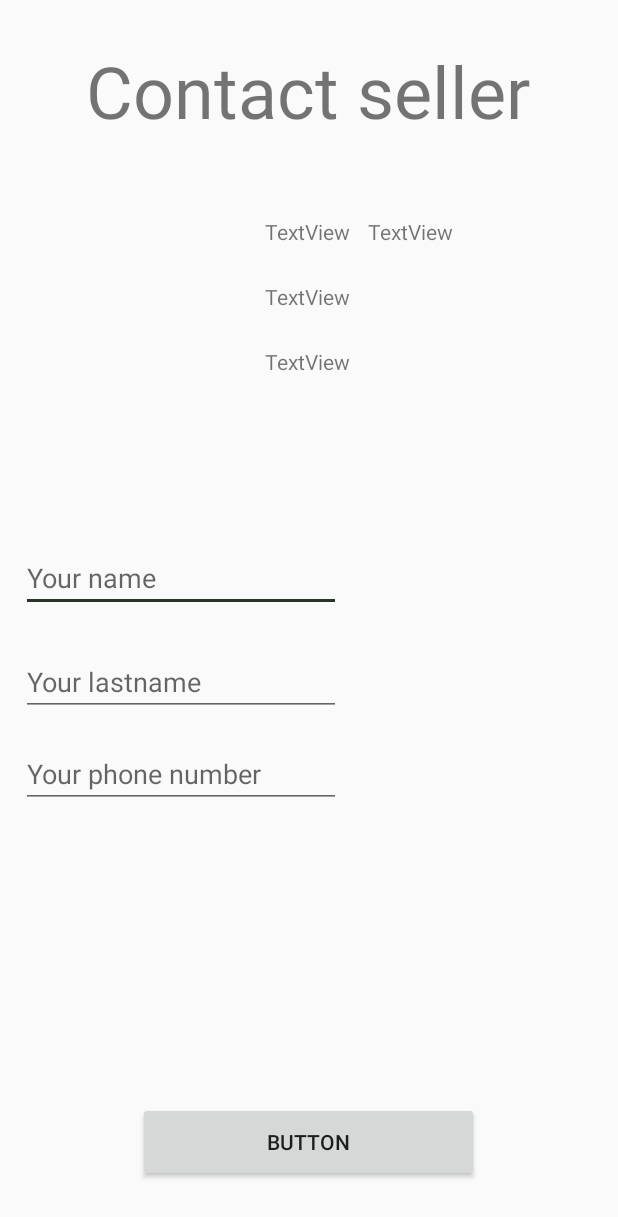
After one commit to ljeremic4019rn/Andorid_Projekat_Septembar, an Android app built with Jetpack Compose: the ContactSellerActivity screen opened directly, with no data from a screen before it, on a phone screen of 412 x 824 dp. The commit adds this screen. Shown: the top 1217 px of the screen. Run offline under Robolectric (Android 15) with nearby library versions, the phone set to English and light mode, and no system bars; our stand-ins replace Picasso; pictures from the network do not load; 7 statements that could not run were skipped.

Commit message:
napravljen ContactSellerActivity treba da se poveze sa serverom

```diff
--- a/app/src/main/AndroidManifest.xml
+++ b/app/src/main/AndroidManifest.xml
@@ -22,6 +22,9 @@
             android:name=".presentation.view.activity.MainActivity"
             android:exported="false" />
         <activity
+            android:name=".presentation.view.activity.ContactSellerActivity"
+            android:exported="false" />
+        <activity
             android:name=".presentation.view.activity.SignUpActivity"
             android:exported="false" />
         <activity
--- a/app/src/main/java/com/example/projekat_septembar/data/repositories/CarRepository.kt
+++ b/app/src/main/java/com/example/projekat_septembar/data/repositories/CarRepository.kt
@@ -1,13 +1,14 @@
 package com.example.projekat_septembar.data.repositories
 
 import com.example.projekat_septembar.data.models.Car
+import com.example.projekat_septembar.data.models.SellerDetails
 import io.reactivex.Observable
-import com.example.projekat_septembar.data.models.Resource
 import io.reactivex.Completable
 
 
 interface CarRepository {
     fun fetchAllFromServer(): Observable<List<Car>>
+    fun contactSeller(id: Long): Observable<SellerDetails>
 
     fun saveCarToDb(car: Car): Completable
 }
--- a/app/src/main/java/com/example/projekat_septembar/presentation/contract/CarContract.kt
+++ b/app/src/main/java/com/example/projekat_septembar/presentation/contract/CarContract.kt
@@ -3,6 +3,7 @@ package com.example.projekat_septembar.presentation.contract
 import androidx.lifecycle.LiveData
 import androidx.lifecycle.MutableLiveData
 import com.example.projekat_septembar.data.models.Car
+import com.example.projekat_septembar.data.models.SellerDetails
 import com.example.projekat_septembar.presentation.view.states.CarState
 
 interface CarContract {
@@ -10,9 +11,11 @@ interface CarContract {
         val carState: LiveData<CarState>
         var allCars: List<Car>
         val paginationList: MutableLiveData<List<Car>>
+        val contactedSeller: LiveData<SellerDetails>
 
 
         fun saveCar(car: Car)
+        fun getSeller(id: Long)
         fun fetchAllCarsFromServer()
         fun loadPagination(initial: Boolean)
 
--- /dev/null
+++ b/app/src/main/java/com/example/projekat_septembar/presentation/view/activity/ContactSellerActivity.kt
@@ -0,0 +1,64 @@
+package com.example.projekat_septembar.presentation.view.activity
+
+import android.content.Intent
+import android.os.Bundle
+import android.widget.ImageView
+import android.widget.Toast
+import androidx.appcompat.app.AppCompatActivity
+import androidx.viewpager.widget.ViewPager
+import com.example.projekat_septembar.R
+import com.example.projekat_septembar.data.models.SellerDetails
+import com.example.projekat_septembar.databinding.ActivityContactSellerBinding
+import com.squareup.picasso.Picasso
+
+class ContactSellerActivity : AppCompatActivity() {
+
+    private lateinit var binding: ActivityContactSellerBinding
+    private lateinit var sellerDetails: SellerDetails
+
+
+
+
+    override fun onCreate(savedInstanceState: Bundle?) {
+        super.onCreate(savedInstanceState)
+        binding = ActivityContactSellerBinding.inflate(layoutInflater)
+        setContentView(binding.root)
+
+        sellerDetails = intent.getParcelableExtra("seller")!!
+
+        println(sellerDetails.first_name + " aaa " + sellerDetails.email)
+        initView()
+        initListeners()
+    }
+
+
+    private fun initView() {
+        binding.sellerNameTv.text = sellerDetails.first_name
+        binding.sellerLastnameTv.text = sellerDetails.last_name
+        binding.sellerPhoneTv.text = sellerDetails.phone
+        binding.sellerEmailTv.text = sellerDetails.email
+        Picasso.get().load(sellerDetails.avatar).into(binding.sellerImage)
+    }
+
+    private fun initListeners() {
+        binding.button.setOnClickListener{
+            val userName: String = binding.userFirstNameEt.text.toString()
+            val userLastname: String = binding.UserLastnameEt.text.toString()
+            val usePhone: Int = binding.userPhoneEt.text.toString().toInt()
+
+            if (userName != "" && userLastname != "" && usePhone > 0){
+
+                val returnIntent = Intent()
+                returnIntent.putExtra("name",userName)
+                returnIntent.putExtra("lastname",userLastname)
+                returnIntent.putExtra("phone", usePhone)
+
+                this.setResult(RESULT_OK, returnIntent)
+                this.finish()
+            }
+            else Toast.makeText(this, "Please fill in all fields properly ", Toast.LENGTH_SHORT).show()
+        }
+    }
+
+
+}
--- a/app/src/main/java/com/example/projekat_septembar/presentation/view/activity/MainActivity.kt
+++ b/app/src/main/java/com/example/projekat_septembar/presentation/view/activity/MainActivity.kt
@@ -22,7 +22,6 @@ class MainActivity: AppCompatActivity() {
         binding = ActivityMainBinding.inflate(layoutInflater)
         setContentView(binding.root)
         setSupportActionBar(binding.appBarMain.toolbar)
-
 
         binding.appBarMain.toolbar.title = "Newest"
         initViewPager()
--- /dev/null
+++ b/app/src/main/res/layout/activity_contact_seller.xml
@@ -0,0 +1,121 @@
+<?xml version="1.0" encoding="utf-8"?>
+<androidx.constraintlayout.widget.ConstraintLayout xmlns:android="http://schemas.android.com/apk/res/android"
+    xmlns:app="http://schemas.android.com/apk/res-auto"
+    xmlns:tools="http://schemas.android.com/tools"
+    android:layout_width="match_parent"
+    android:layout_height="match_parent">
+
+    <TextView
+        android:id="@+id/contactTitle"
+        android:layout_width="wrap_content"
+        android:layout_height="wrap_content"
+        android:layout_marginTop="28dp"
+        android:text="@string/contact_seller"
+        android:textSize="48sp"
+        app:layout_constraintEnd_toEndOf="parent"
+        app:layout_constraintHorizontal_bias="0.495"
+        app:layout_constraintStart_toStartOf="parent"
+        app:layout_constraintTop_toTopOf="parent" />
+
+    <TextView
+        android:id="@+id/sellerNameTv"
+        android:layout_width="wrap_content"
+        android:layout_height="wrap_content"
+        android:layout_marginStart="12dp"
+        android:layout_marginTop="12dp"
+        android:text="TextView"
+        app:layout_constraintStart_toEndOf="@+id/sellerImage"
+        app:layout_constraintTop_toTopOf="@+id/sellerImage" />
+
+    <TextView
+        android:id="@+id/sellerLastnameTv"
+        android:layout_width="wrap_content"
+        android:layout_height="wrap_content"
+        android:layout_marginStart="12dp"
+        android:text="TextView"
+        app:layout_constraintBottom_toBottomOf="@+id/sellerNameTv"
+        app:layout_constraintStart_toEndOf="@+id/sellerNameTv"
+        app:layout_constraintTop_toTopOf="@+id/sellerNameTv"
+        app:layout_constraintVertical_bias="0.0" />
+
+    <TextView
+        android:id="@+id/sellerEmailTv"
+        android:layout_width="wrap_content"
+        android:layout_height="wrap_content"
+        android:layout_marginTop="24dp"
+        android:text="TextView"
+        app:layout_constraintStart_toStartOf="@+id/sellerNameTv"
+        app:layout_constraintTop_toBottomOf="@+id/sellerNameTv" />
+
+    <ImageView
+        android:id="@+id/sellerImage"
+        android:layout_width="150dp"
+        android:layout_height="150dp"
+        android:layout_marginTop="40dp"
+        app:layout_constraintEnd_toEndOf="parent"
+        app:layout_constraintHorizontal_bias="0.056"
+        app:layout_constraintStart_toStartOf="parent"
+        app:layout_constraintTop_toBottomOf="@+id/contactTitle"
+        tools:srcCompat="@tools:sample/avatars" />
+
+    <TextView
+        android:id="@+id/sellerPhoneTv"
+        android:layout_width="wrap_content"
+        android:layout_height="wrap_content"
+        android:layout_marginTop="24dp"
+        android:text="TextView"
+        app:layout_constraintStart_toStartOf="@+id/sellerEmailTv"
+        app:layout_constraintTop_toBottomOf="@+id/sellerEmailTv" />
+
+    <EditText
+        android:id="@+id/userFirstNameEt"
+        android:layout_width="wrap_content"
+        android:layout_height="wrap_content"
+        android:layout_marginTop="80dp"
+        android:ems="10"
+        android:hint="Your name"
+        android:inputType="textPersonName"
+        app:layout_constraintEnd_toEndOf="parent"
+        app:layout_constraintHorizontal_bias="0.069"
+        app:layout_constraintStart_toStartOf="parent"
+        app:layout_constraintTop_toBottomOf="@+id/sellerImage" />
+
+    <EditText
+        android:id="@+id/UserLastnameEt"
+        android:layout_width="wrap_content"
+        android:layout_height="wrap_content"
+        android:layout_marginTop="24dp"
+        android:ems="10"
+        android:hint="Your lastname"
+        android:inputType="textPersonName"
+        app:layout_constraintEnd_toEndOf="@+id/userFirstNameEt"
+        app:layout_constraintHorizontal_bias="0.0"
+        app:layout_constraintStart_toStartOf="@+id/userFirstNameEt"
+        app:layout_constraintTop_toBottomOf="@+id/userFirstNameEt" />
+
+    <EditText
+        android:id="@+id/userPhoneEt"
+        android:layout_width="wrap_content"
+        android:layout_height="wrap_content"
+        android:layout_marginTop="16dp"
+        android:ems="10"
+        android:hint="Your phone number"
+        android:inputType="phone"
+        app:layout_constraintEnd_toEndOf="@+id/UserLastnameEt"
+        app:layout_constraintHorizontal_bias="0.0"
+        app:layout_constraintStart_toStartOf="@+id/UserLastnameEt"
+        app:layout_constraintTop_toBottomOf="@+id/UserLastnameEt" />
+
+    <Button
+        android:id="@+id/button"
+        android:layout_width="227dp"
+        android:layout_height="53dp"
+        android:layout_marginBottom="36dp"
+        android:text="Button"
+        app:layout_constraintBottom_toBottomOf="parent"
+        app:layout_constraintEnd_toEndOf="parent"
+        app:layout_constraintHorizontal_bias="0.498"
+        app:layout_constraintStart_toStartOf="parent" />
+
+
+</androidx.constraintlayout.widget.ConstraintLayout>
```
Also changed, not shown: app/src/main/java/com/example/projekat_septembar/data/datasources/remote/CarDataSource.kt (+11 -0 lines), app/src/main/java/com/example/projekat_septembar/data/models/SellerDetails.kt (added, +13 -0 lines), app/src/main/java/com/example/projekat_septembar/data/models/serverRequests/ContactSellerRequest.kt (added, +11 -0 lines), app/src/main/java/com/example/projekat_septembar/data/models/serverResponses/GetSellerResponse.kt (added, +9 -0 lines), app/src/main/java/com/example/projekat_septembar/data/models/serverResponses/SellerDetailsResponse.kt (added, +23 -0 lines), app/src/main/java/com/example/projekat_septembar/data/repositories/CarRepositoryImpl.kt (+15 -1 lines), app/src/main/java/com/example/projekat_septembar/presentation/view/fragment/NewestFragment.kt (+23 -15 lines), app/src/main/java/com/example/projekat_septembar/presentation/viewmodel/CarViewModel.kt (+18 -1 lines).
